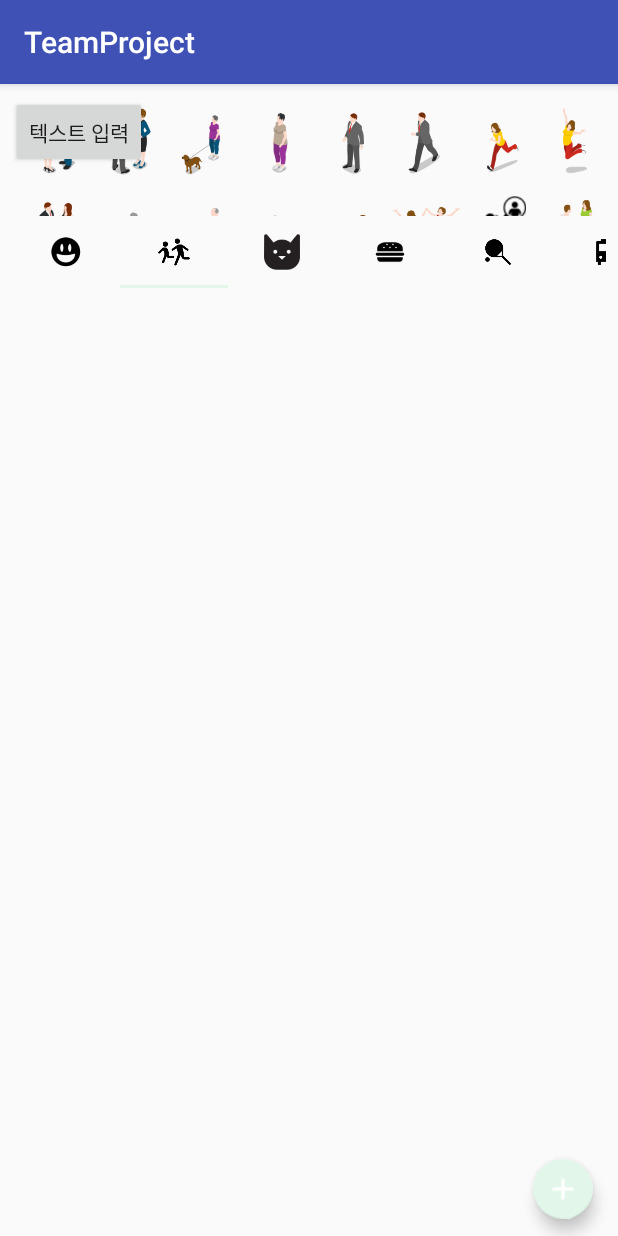
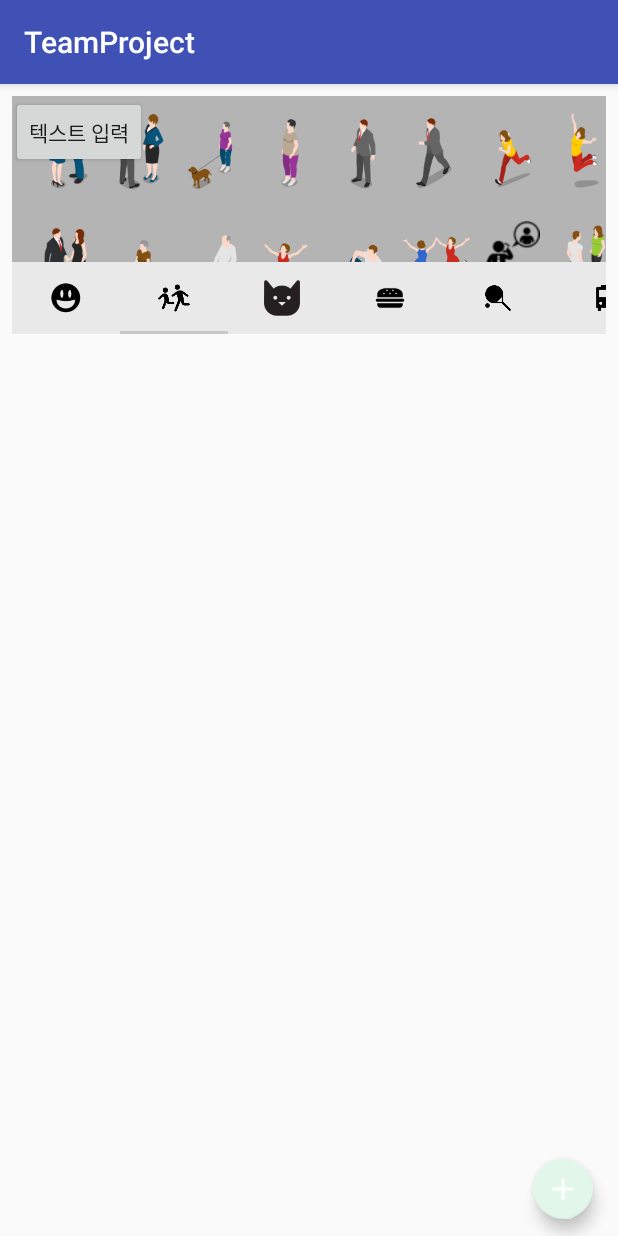
Before and after one commit to Geniousroom1/TeamProject, an Android app: the fragment EmoticonFragment placed in its activity, tab 2 chosen, on a phone screen of 412 x 824 dp. Run offline under Robolectric (Android 15) with nearby library versions, the phone set to English and light mode, and no system bars.

Commit message:
우정 - 이모티콘 레이아웃 색상 추가 완료

```diff
--- a/app/src/main/java/edu/android/teamproject/EmoticonFragment.java
+++ b/app/src/main/java/edu/android/teamproject/EmoticonFragment.java
@@ -6,6 +6,7 @@ import android.os.Bundle;
 import android.support.annotation.Nullable;
 import android.support.design.widget.TabLayout;
 import android.support.v4.app.Fragment;
+import android.support.v4.view.ViewPager;
 import android.util.Log;
 import android.view.LayoutInflater;
 import android.view.View;
@@ -208,7 +209,7 @@ public class EmoticonFragment extends Fragment {
         });
 
 
-        //  gridView.setAdapter(new EmoticonAdapter(getContext(), 0));
+        // gridView.setAdapter(new EmoticonAdapter(getContext(), 0));
         gridView.setOnItemClickListener(new AdapterView.OnItemClickListener() {
             //   @RequiresApi(api = Build.VERSION_CODES.N)
             @Override
@@ -270,8 +271,8 @@ public class EmoticonFragment extends Fragment {
             if (convertView == null) {
                 // convertView에 암것도 없으면 넣어주고,
                 iv = new ImageView(context);
-                iv.setLayoutParams(new ViewGroup.LayoutParams(90, 90));
-                iv.setPadding(5, 10, 5, 10);
+                iv.setLayoutParams(new ViewGroup.LayoutParams(110, 110));
+                iv.setPadding(20, 15, 20, 15);
 
             } else {
                 // 내용이 있으면 화면에 그대로 보여주기
--- a/app/src/main/res/layout/fragment_emoticon.xml
+++ b/app/src/main/res/layout/fragment_emoticon.xml
@@ -17,20 +17,25 @@
         android:layout_width="match_parent"
         android:layout_height="80dp"
         android:gravity="top"
-        android:numColumns="8" />
+        android:numColumns="8"
+        android:layout_weight="0.05"
+        android:background="@color/colorDark_gray1"/>
 
 
     <android.support.design.widget.TabLayout
         android:id="@+id/tabs"
         app:tabMode="scrollable"
-        app:tabGravity="center"
+        app:tabGravity="fill"
+        app:tabBackground="@color/colorDark_gray3"
+        app:tabIndicatorColor="@color/colorDark_gray2"
+
+
         android:layout_width="wrap_content"
         android:layout_height="wrap_content"
         android:layout_gravity="bottom">
 
         <android.support.design.widget.TabItem
             android:id="@+id/tabItem1"
-
             android:layout_width="wrap_content"
             android:layout_height="wrap_content"
             android:icon="@drawable/tab1" />
--- a/app/src/main/res/values/colors.xml
+++ b/app/src/main/res/values/colors.xml
@@ -3,4 +3,12 @@
     <color name="colorPrimary">#3F51B5</color>
     <color name="colorPrimaryDark">#303F9F</color>
     <color name="colorAccent">#e2f7ea</color>
+    <color name="colorDark_gray1">#90808080</color>
+    <color name="colorDark_gray2">#50808080</color>
+    <color name="colorDark_gray3">#E8E8E8E8</color>
+    <color name="colorDark_gray4">#F0F0F0</color>
+    <color name="colorDark_gray5">#C0C0C0</color>
+    <color name="colorBlueSky">#cce6ff</color>
+    <color name="colorLightgreen">#99cc00</color>
+
 </resources>
```
